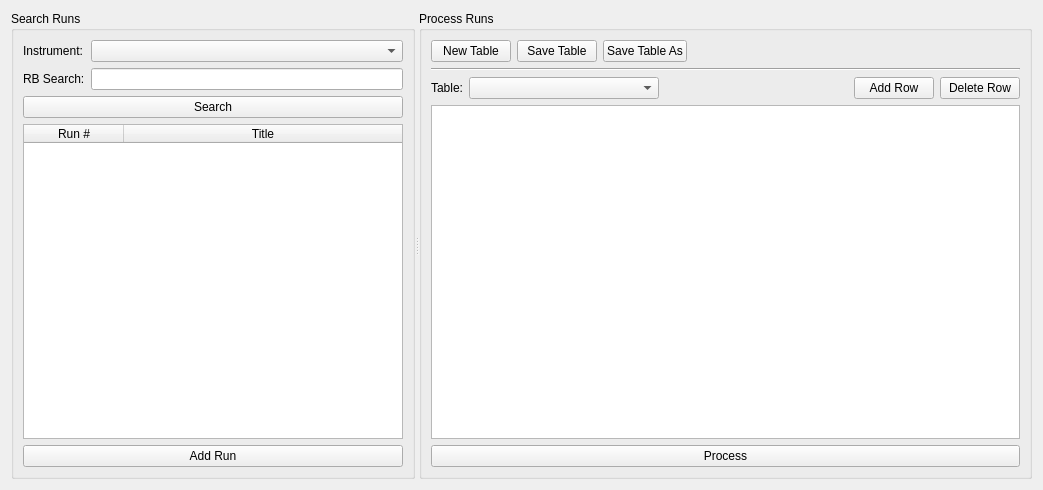
mantidproject/mantid, file Code/Mantid/MantidQt/CustomInterfaces/inc/MantidQtCustomInterfaces/ReflMainWidget.ui: the form before one commit.
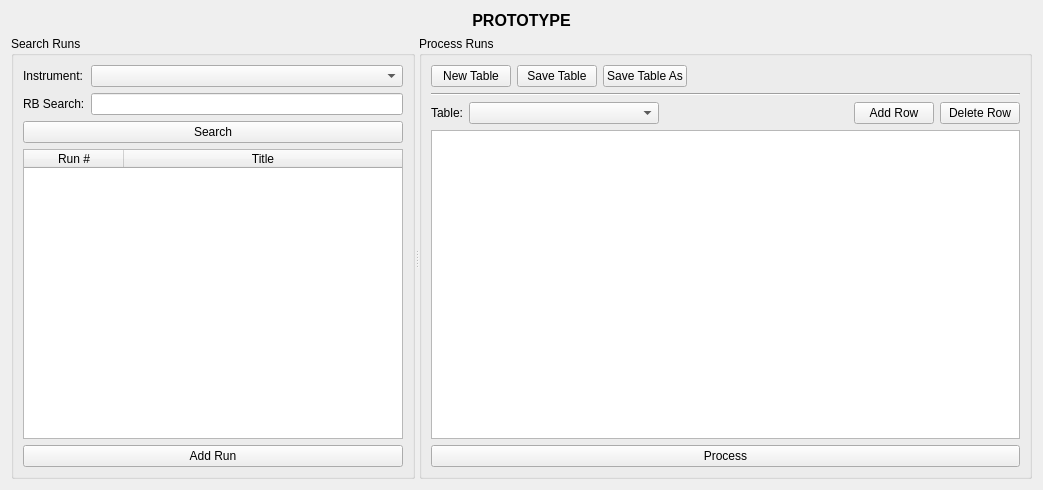
The form after the commit. Custom widgets are drawn as their Qt base class.

Commit message: Refs #10222 Add prototype label to new refl gui

```diff
--- a/Code/Mantid/MantidQt/CustomInterfaces/inc/MantidQtCustomInterfaces/ReflMainWidget.ui
+++ b/Code/Mantid/MantidQt/CustomInterfaces/inc/MantidQtCustomInterfaces/ReflMainWidget.ui
@@ -14,6 +14,24 @@
    <string>ISIS Reflectometry</string>
   </property>
   <layout class="QVBoxLayout" name="layoutMain">
+   <item>
+    <widget class="QLabel" name="labelPrototype">
+     <property name="font">
+      <font>
+       <pointsize>12</pointsize>
+       <weight>75</weight>
+       <bold>true</bold>
+       <underline>false</underline>
+      </font>
+     </property>
+     <property name="text">
+      <string>PROTOTYPE</string>
+     </property>
+     <property name="alignment">
+      <set>Qt::AlignCenter</set>
+     </property>
+    </widget>
+   </item>
    <item>
     <widget class="QSplitter" name="splitterTables">
      <property name="sizePolicy">
```
The commit also changes 1 other file.
